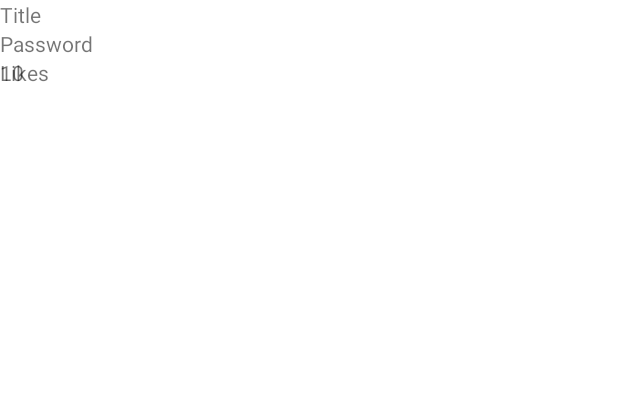
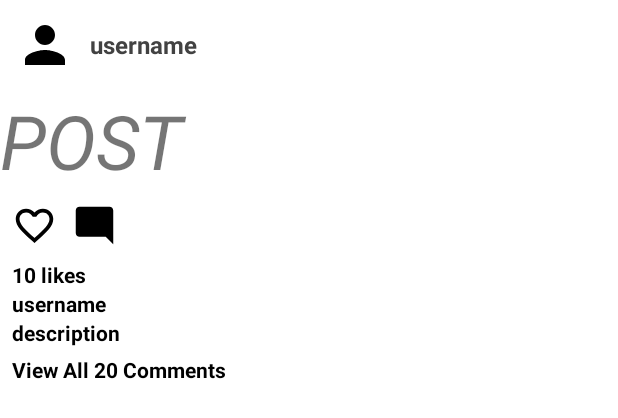
Before and after one commit to noalj314/Android-Project, an Android app: the layout post_item.xml on its own in the app's theme, with its tools: preview values and no code run, on a phone screen of 412 x 824 dp. Shown: the top 418 px of the screen. Run offline under Robolectric (Android 15) with nearby library versions, the phone set to English and light mode, and no system bars; network calls fail.

Commit message:
post xml finished

```diff
--- /dev/null
+++ b/Android/FrontEnd/app/src/main/res/drawable/comment.xml
@@ -0,0 +1,5 @@
+<vector xmlns:android="http://schemas.android.com/apk/res/android" android:height="24dp" android:tint="#000000" android:viewportHeight="24" android:viewportWidth="24" android:width="24dp">
+
+    <path android:fillColor="@android:color/white" android:pathData="M21.99,4c0,-1.1 -0.89,-2 -1.99,-2H4c-1.1,0 -2,0.9 -2,2v12c0,1.1 0.9,2 2,2h14l4,4 -0.01,-18z"/>
+
+</vector>
--- /dev/null
+++ b/Android/FrontEnd/app/src/main/res/drawable/heartliked.xml
@@ -0,0 +1,5 @@
+<vector xmlns:android="http://schemas.android.com/apk/res/android" android:height="24dp" android:tint="#F50D0D" android:viewportHeight="24" android:viewportWidth="24" android:width="24dp">
+
+    <path android:fillColor="@android:color/white" android:pathData="M12,21.35l-1.45,-1.32C5.4,15.36 2,12.28 2,8.5 2,5.42 4.42,3 7.5,3c1.74,0 3.41,0.81 4.5,2.09C13.09,3.81 14.76,3 16.5,3 19.58,3 22,5.42 22,8.5c0,3.78 -3.4,6.86 -8.55,11.54L12,21.35z"/>
+
+</vector>
--- /dev/null
+++ b/Android/FrontEnd/app/src/main/res/drawable/heartunliked.xml
@@ -0,0 +1,5 @@
+<vector xmlns:android="http://schemas.android.com/apk/res/android" android:height="24dp" android:tint="#000000" android:viewportHeight="24" android:viewportWidth="24" android:width="24dp">
+
+    <path android:fillColor="@android:color/white" android:pathData="M16.5,3c-1.74,0 -3.41,0.81 -4.5,2.09C10.91,3.81 9.24,3 7.5,3 4.42,3 2,5.42 2,8.5c0,3.78 3.4,6.86 8.55,11.54L12,21.35l1.45,-1.32C18.6,15.36 22,12.28 22,8.5 22,5.42 19.58,3 16.5,3zM12.1,18.55l-0.1,0.1 -0.1,-0.1C7.14,14.24 4,11.39 4,8.5 4,6.5 5.5,5 7.5,5c1.54,0 3.04,0.99 3.57,2.36h1.87C13.46,5.99 14.96,5 16.5,5c2,0 3.5,1.5 3.5,3.5 0,2.89 -3.14,5.74 -7.9,10.05z"/>
+
+</vector>
--- /dev/null
+++ b/Android/FrontEnd/app/src/main/res/drawable/user.xml
@@ -0,0 +1,5 @@
+<vector xmlns:android="http://schemas.android.com/apk/res/android" android:height="24dp" android:tint="#000000" android:viewportHeight="24" android:viewportWidth="24" android:width="24dp">
+
+    <path android:fillColor="@android:color/white" android:pathData="M12,12c2.21,0 4,-1.79 4,-4s-1.79,-4 -4,-4 -4,1.79 -4,4 1.79,4 4,4zM12,14c-2.67,0 -8,1.34 -8,4v2h16v-2c0,-2.66 -5.33,-4 -8,-4z"/>
+
+</vector>
--- a/Android/FrontEnd/app/src/main/res/layout/post_item.xml
+++ b/Android/FrontEnd/app/src/main/res/layout/post_item.xml
@@ -1,38 +1,108 @@
 <?xml version="1.0" encoding="utf-8"?>
-<RelativeLayout xmlns:android="http://schemas.android.com/apk/res/android"
+<RelativeLayout
+    xmlns:android="http://schemas.android.com/apk/res/android"
     android:layout_width="match_parent"
-    android:layout_height="match_parent">
+    android:layout_height="wrap_content">
+
+    <LinearLayout
+        android:layout_width="match_parent"
+        android:layout_height="wrap_content"
+        android:orientation="vertical">
+
+        <LinearLayout
+            android:layout_width="wrap_content"
+            android:layout_height="wrap_content"
+            android:orientation="horizontal">
+
+            <ImageView
+                android:layout_width="40dp"
+                android:layout_height="40dp"
+                android:layout_margin="10dp"
+                android:id="@+id/image_profile"
+                android:src="@drawable/user"/>
 
             <TextView
-        android:id="@+id/titleText"
                 android:layout_width="wrap_content"
                 android:layout_height="wrap_content"
-        android:text="Title" />
+                android:id="@+id/username"
+                android:text="username"
+                android:layout_gravity="center_vertical"
+                android:textStyle="bold"
+                android:textColor="@color/cardview_dark_background"
+                android:textSize="16dp"/>
+
+        </LinearLayout>
+
         <TextView
-        android:id="@+id/passwordText"
-        android:layout_width="wrap_content"
+            android:layout_width="match_parent"
             android:layout_height="wrap_content"
-        android:layout_below="@+id/titleText"
-        android:text="Password" />
+            android:id="@+id/posttext"
+            android:text="POST"
+            android:textSize="50dp"
+            android:textStyle="italic"/>
+
 
         <RelativeLayout
             android:layout_width="match_parent"
-        android:layout_height="match_parent"
-        android:layout_below="@+id/passwordText"
-        android:orientation="vertical"
-        >
+            android:layout_height="wrap_content"
+            android:padding="8dp">
+
+            <ImageView
+                android:layout_width="30dp"
+                android:layout_height="30dp"
+                android:id="@+id/like"
+                android:src="@drawable/heartunliked"/>
+
+            <ImageView
+                android:layout_width="30dp"
+                android:layout_height="30dp"
+                android:id="@+id/comment"
+                android:src="@drawable/comment"
+                android:layout_toEndOf="@id/like"
+                android:layout_marginStart="10dp"/>
+
+        </RelativeLayout>
+
     <TextView
-                android:id="@+id/likes"
         android:layout_width="wrap_content"
         android:layout_height="wrap_content"
-                android:text="Likes"
-                android:layout_marginRight="10dp"/>
+        android:layout_marginStart="8dp"
+        android:textStyle="bold"
+        android:id="@+id/likes"
+        android:text="10 likes"
+        android:textColor="@color/black"/>
+
     <TextView
-                android:id="@+id/amountOfLikes"
         android:layout_width="wrap_content"
         android:layout_height="wrap_content"
-                android:text="10"
-                />
-    </RelativeLayout>
+        android:layout_marginStart="8dp"
+        android:textStyle="bold"
+        android:id="@+id/publisher"
+        android:text="username"
+        android:textColor="@color/black"/>
+
+    <TextView
+        android:layout_width="wrap_content"
+        android:layout_height="wrap_content"
+        android:layout_marginStart="8dp"
+        android:textStyle="bold"
+        android:id="@+id/decription"
+        android:text="description"
+        android:textColor="@color/black"/>
+
+
+        <TextView
+        android:layout_width="wrap_content"
+        android:layout_height="wrap_content"
+        android:layout_marginStart="8dp"
+        android:layout_marginTop="5dp"
+        android:layout_marginBottom="10dp"
+        android:textStyle="bold"
+        android:id="@+id/comments"
+        android:text="View All 20 Comments"
+        android:textColor="@color/black"/>
+
+
+    </LinearLayout>
 
 </RelativeLayout>
```
Lines whose indentation alone changed are shown as unchanged.
